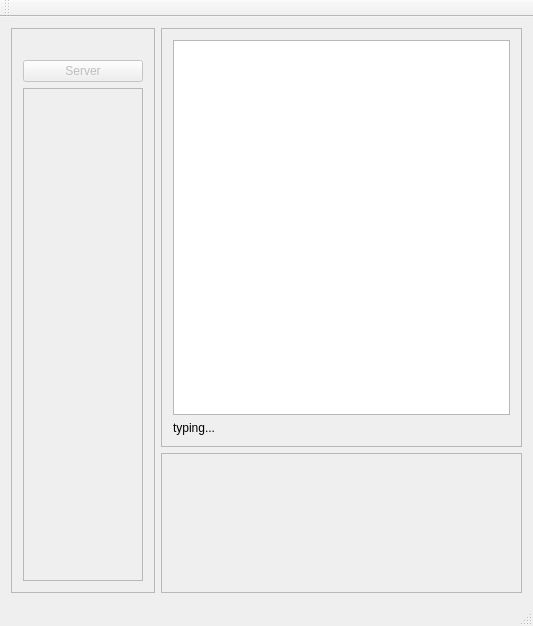
First picture: the form in src/mainwindow.ui, repository MarMariaV/messenger, before the edit.
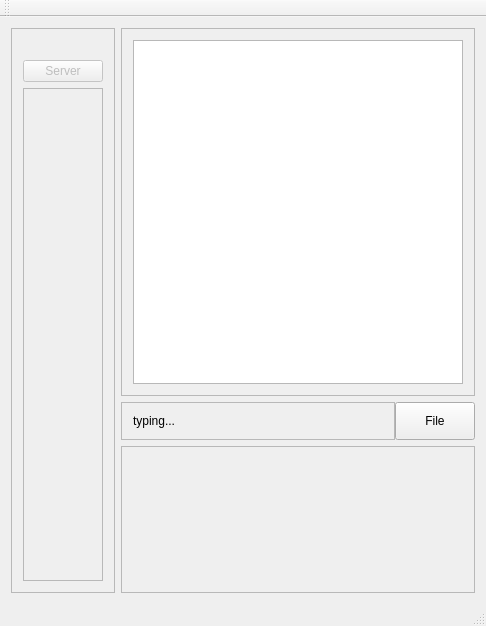
Second picture: the form after the edit.

What changed in the file:
```diff
--- a/src/mainwindow.ui
+++ b/src/mainwindow.ui
@@ -6,7 +6,7 @@
    <rect>
     <x>0</x>
     <y>0</y>
-    <width>533</width>
+    <width>486</width>
     <height>626</height>
    </rect>
   </property>
@@ -14,8 +14,47 @@
    <string>MainWindow</string>
   </property>
   <widget class="QWidget" name="centralWidget">
-   <layout class="QGridLayout" name="gridLayout_2" rowstretch="3,1" columnstretch="2,5">
-    <item row="0" column="0" rowspan="2">
+   <layout class="QGridLayout" name="gridLayout_2" rowstretch="10,1,4" columnstretch="2,10">
+    <item row="1" column="1">
+     <layout class="QHBoxLayout" name="horizontalLayout_2" stretch="10,1">
+      <property name="spacing">
+       <number>0</number>
+      </property>
+      <item>
+       <widget class="QFrame" name="frame_2">
+        <property name="frameShape">
+         <enum>QFrame::StyledPanel</enum>
+        </property>
+        <property name="frameShadow">
+         <enum>QFrame::Raised</enum>
+        </property>
+        <layout class="QGridLayout" name="gridLayout_4">
+         <item row="0" column="0">
+          <widget class="QLabel" name="labelIsTyping">
+           <property name="text">
+            <string>typing...</string>
+           </property>
+          </widget>
+         </item>
+        </layout>
+       </widget>
+      </item>
+      <item>
+       <widget class="QPushButton" name="buttonFile">
+        <property name="sizePolicy">
+         <sizepolicy hsizetype="Expanding" vsizetype="Expanding">
+          <horstretch>0</horstretch>
+          <verstretch>0</verstretch>
+         </sizepolicy>
+        </property>
+        <property name="text">
+         <string>File</string>
+        </property>
+       </widget>
+      </item>
+     </layout>
+    </item>
+    <item row="0" column="0" rowspan="3">
      <widget class="QFrame" name="frame">
       <property name="frameShape">
        <enum>QFrame::StyledPanel</enum>
@@ -105,6 +144,17 @@
       </layout>
      </widget>
     </item>
+    <item row="2" column="1">
+     <widget class="QFrame" name="frameWrite">
+      <property name="frameShape">
+       <enum>QFrame::StyledPanel</enum>
+      </property>
+      <property name="frameShadow">
+       <enum>QFrame::Raised</enum>
+      </property>
+      <layout class="QGridLayout" name="layoutWrite"/>
+     </widget>
+    </item>
     <item row="0" column="1">
      <widget class="QFrame" name="frameRead">
       <property name="frameShape">
@@ -117,27 +167,9 @@
        <item row="0" column="0">
         <widget class="QListView" name="listView"/>
        </item>
-       <item row="1" column="0">
-        <widget class="QLabel" name="labelIsTyping">
-         <property name="text">
-          <string>typing...</string>
-         </property>
-        </widget>
-       </item>
       </layout>
      </widget>
     </item>
-    <item row="1" column="1">
-     <widget class="QFrame" name="frameWrite">
-      <property name="frameShape">
-       <enum>QFrame::StyledPanel</enum>
-      </property>
-      <property name="frameShadow">
-       <enum>QFrame::Raised</enum>
-      </property>
-      <layout class="QGridLayout" name="layoutWrite"/>
-     </widget>
-    </item>
    </layout>
   </widget>
   <widget class="QMenuBar" name="menuBar">
```
Left out of the diff: 4 changed lines with no effect on the pictures.
